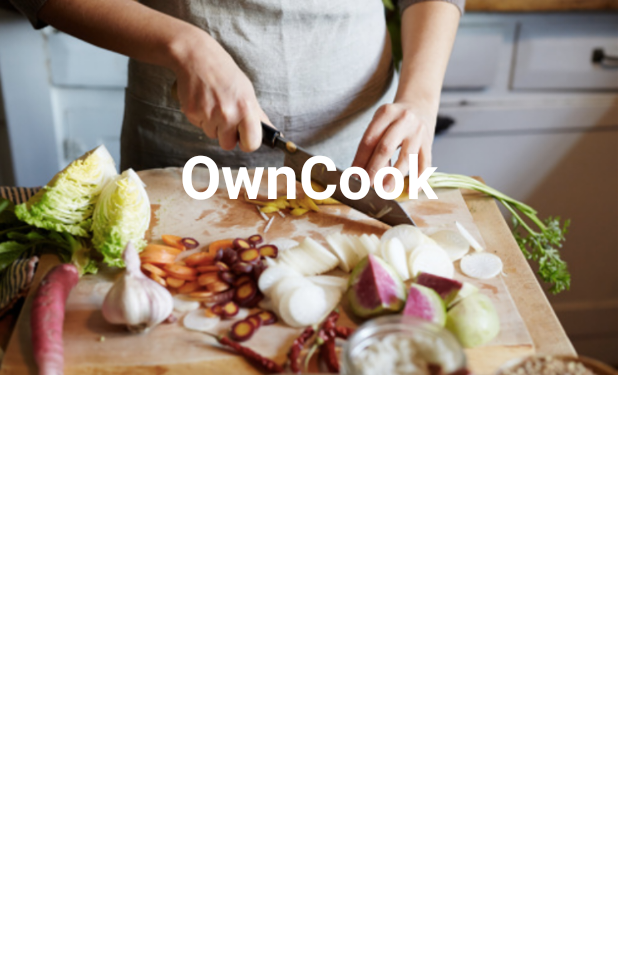
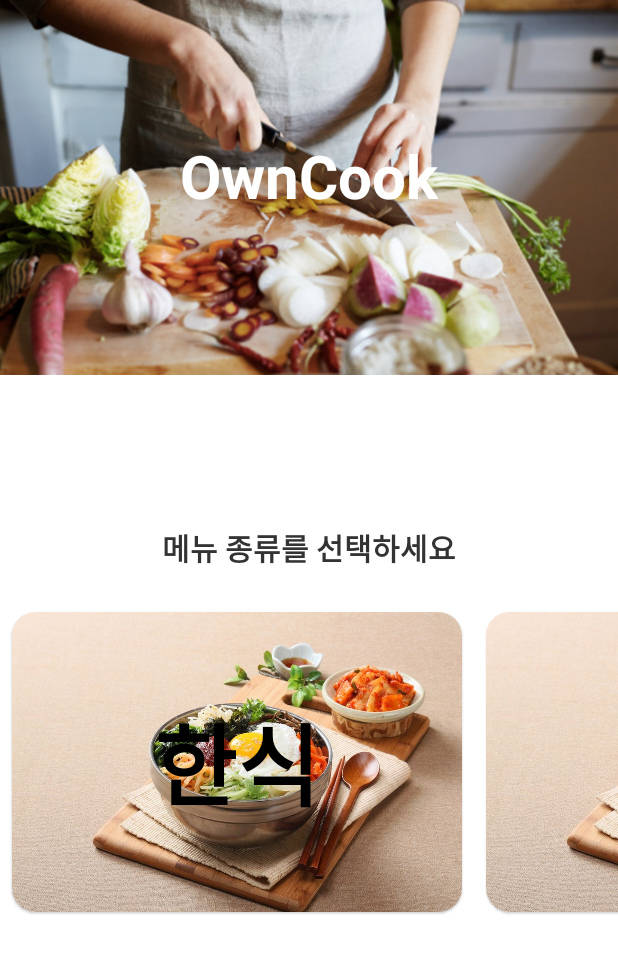
Before and after one commit to mky1428/OwnCook1, an Android app: the layout activity_rec_menu_type.xml on its own in the app's theme, with its tools: preview values and no code run, on a phone screen of 412 x 824 dp. Shown: the top 953 px of the screen. Run offline under Robolectric (Android 15) with nearby library versions, the phone set to English and light mode, and no system bars.

```diff
--- a/app/build.gradle
+++ b/app/build.gradle
@@ -33,6 +33,7 @@ dependencies {
     implementation 'androidx.appcompat:appcompat:1.3.1'
     implementation 'com.google.android.material:material:1.4.0'
     implementation 'androidx.constraintlayout:constraintlayout:2.1.0'
+    implementation 'com.github.bumptech.glide:glide:4.12.0'
     testImplementation 'junit:junit:4.+'
     androidTestImplementation 'androidx.test.ext:junit:1.1.3'
     androidTestImplementation 'androidx.test.espresso:espresso-core:3.4.0'
--- a/app/src/main/res/layout/activity_rec_menu_type.xml
+++ b/app/src/main/res/layout/activity_rec_menu_type.xml
@@ -25,4 +25,27 @@
         android:layout_marginTop="90dp"
         />
 
+    <TextView
+        android:layout_width="wrap_content"
+        android:layout_height="wrap_content"
+        android:layout_centerHorizontal="true"
+        android:text="메뉴 종류를 선택하세요"
+        android:layout_below="@id/iv"
+        android:layout_marginTop="100dp"
+        android:textSize="20sp"
+        android:textStyle="bold"
+        android:textColor="#ff333333"
+        />
+
+    <androidx.recyclerview.widget.RecyclerView
+        android:id="@+id/recyclerview"
+        android:layout_width="match_parent"
+        android:layout_height="wrap_content"
+        android:layout_marginTop="150dp"
+        android:layout_below="@id/iv"
+        app:layoutManager="androidx.recyclerview.widget.LinearLayoutManager"
+        android:orientation="horizontal"
+        tools:listitem="@layout/recycler_item_rec"
+        />
+
 </RelativeLayout>
--- /dev/null
+++ b/app/src/main/res/layout/recycler_item_rec.xml
@@ -0,0 +1,35 @@
+<?xml version="1.0" encoding="utf-8"?>
+<com.google.android.material.card.MaterialCardView xmlns:android="http://schemas.android.com/apk/res/android"
+    android:layout_width="300dp"
+    android:layout_height="wrap_content"
+    xmlns:app="http://schemas.android.com/apk/res-auto"
+    app:cardCornerRadius="16dp"
+    android:layout_margin="8dp"
+    android:elevation="4dp">
+
+    <RelativeLayout
+        android:layout_width="match_parent"
+        android:layout_height="wrap_content">
+
+        <ImageView
+            android:id="@+id/iv_type"
+            android:layout_width="match_parent"
+            android:layout_height="200dp"
+            android:src="@drawable/foodtype1"
+            android:scaleType="centerCrop"
+            />
+
+        <TextView
+            android:id="@+id/tv_type"
+            android:layout_width="wrap_content"
+            android:layout_height="wrap_content"
+            android:text="한식"
+            android:textSize="60sp"
+            android:textColor="@color/black"
+            android:textStyle="bold"
+            android:layout_centerInParent="true"
+            />
+
+    </RelativeLayout>
+
+</com.google.android.material.card.MaterialCardView>
```
Also changed, not shown: app/src/main/java/com/mky1428/owncook1/RecAdapter.java (added, +67 -0 lines), app/src/main/java/com/mky1428/owncook1/RecItem.java (added, +15 -0 lines), app/src/main/java/com/mky1428/owncook1/RecMenuTypeActivity.java (+17 -0 lines), app/src/main/res/drawable/foodtype1.jpg (added), app/src/main/res/drawable/foodtype2.jpg (added), app/src/main/res/drawable/foodtype3.jpg (added), app/src/main/res/drawable/foodtype4.jpg (added).
